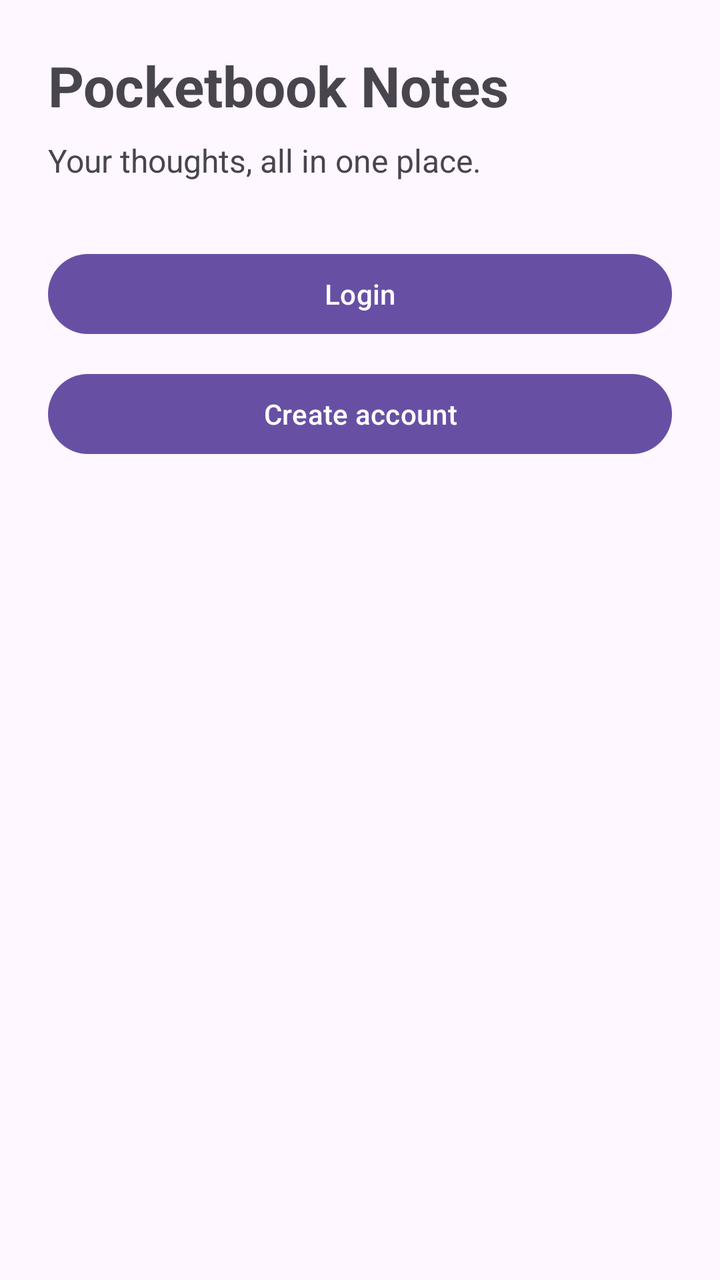
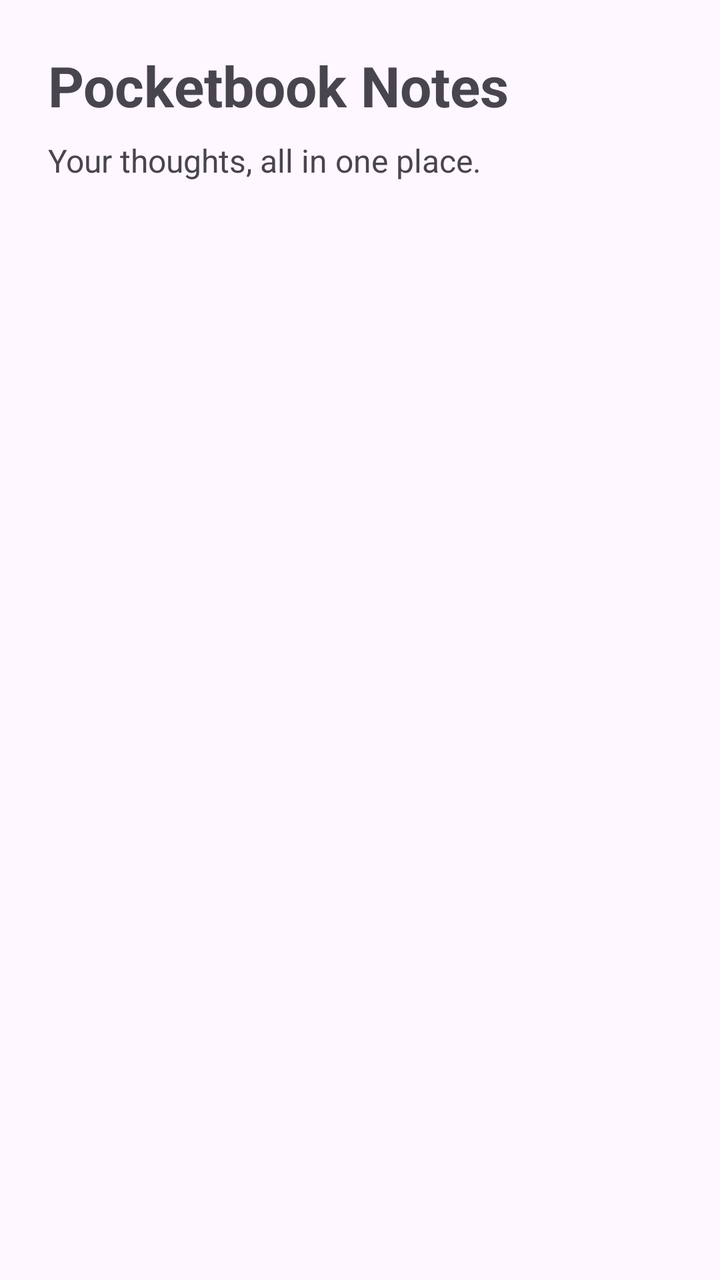

Screens rendered from an Android XML layout before and after an edit, with the pre-edit source and the edit as a unified diff.
<!-- AndroidManifest.xml: application theme Theme.MiniProjectNoteBook -->
<!-- res/layout/fragment_home.xml -->
<?xml version="1.0" encoding="utf-8"?>
<androidx.constraintlayout.widget.ConstraintLayout
    xmlns:android="http://schemas.android.com/apk/res/android"
    xmlns:app="http://schemas.android.com/apk/res-auto"
    android:layout_width="match_parent"
    android:layout_height="match_parent"
    android:gravity="center"
    android:padding="24dp">

    <TextView
        android:id="@+id/tvTitle"
        android:layout_width="wrap_content"
        android:layout_height="wrap_content"
        android:text="Pocketbook Notes"
        android:textSize="28sp"
        android:textStyle="bold"
        app:layout_constraintTop_toTopOf="parent"
        app:layout_constraintStart_toStartOf="parent" />

    <TextView
        android:id="@+id/tvSubtitle"
        android:layout_width="wrap_content"
        android:layout_height="wrap_content"
        android:text="Your thoughts, all in one place."
        android:textSize="16sp"
        app:layout_constraintTop_toBottomOf="@id/tvTitle"
        app:layout_constraintStart_toStartOf="parent"
        android:layout_marginTop="8dp" />

    <Button
        android:id="@+id/btnLogin"
        android:layout_width="0dp"
        android:layout_height="wrap_content"
        android:text="Login"
        app:layout_constraintTop_toBottomOf="@id/tvSubtitle"
        app:layout_constraintStart_toStartOf="parent"
        app:layout_constraintEnd_toEndOf="parent"
        android:layout_marginTop="32dp" />

    <Button
        android:id="@+id/btnRegister"
        android:layout_width="0dp"
        android:layout_height="wrap_content"
        android:text="Create account"
        app:layout_constraintTop_toBottomOf="@id/btnLogin"
        app:layout_constraintStart_toStartOf="parent"
        app:layout_constraintEnd_toEndOf="parent"
        android:layout_marginTop="12dp" />

</androidx.constraintlayout.widget.ConstraintLayout>
<!-- resources referenced by this layout -->
<resources>
  <style name="Theme.MiniProjectNoteBook" parent="Base.Theme.MiniProjectNoteBook" />
  <style name="Base.Theme.MiniProjectNoteBook" parent="Theme.Material3.DayNight.NoActionBar">
          
          
      </style>
</resources>

<!-- the commit's change to res/layout/fragment_home.xml (unified diff, before → after) -->
@@ -27,24 +27,4 @@
         app:layout_constraintStart_toStartOf="parent"
         android:layout_marginTop="8dp" />
 
-    <Button
-        android:id="@+id/btnLogin"
-        android:layout_width="0dp"
-        android:layout_height="wrap_content"
-        android:text="Login"
-        app:layout_constraintTop_toBottomOf="@id/tvSubtitle"
-        app:layout_constraintStart_toStartOf="parent"
-        app:layout_constraintEnd_toEndOf="parent"
-        android:layout_marginTop="32dp" />
-
-    <Button
-        android:id="@+id/btnRegister"
-        android:layout_width="0dp"
-        android:layout_height="wrap_content"
-        android:text="Create account"
-        app:layout_constraintTop_toBottomOf="@id/btnLogin"
-        app:layout_constraintStart_toStartOf="parent"
-        app:layout_constraintEnd_toEndOf="parent"
-        android:layout_marginTop="12dp" />
-
 </androidx.constraintlayout.widget.ConstraintLayout>
